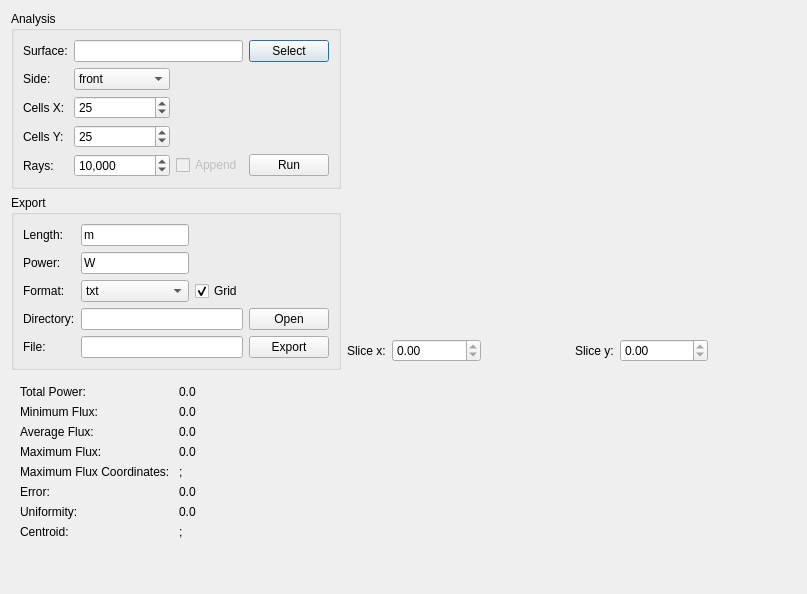
Before: the Qt Designer form source/application/run/FluxAnalysisDialog.ui in CST-Modelling-Tools/TonatiuhPP, drawn with Qt 5.
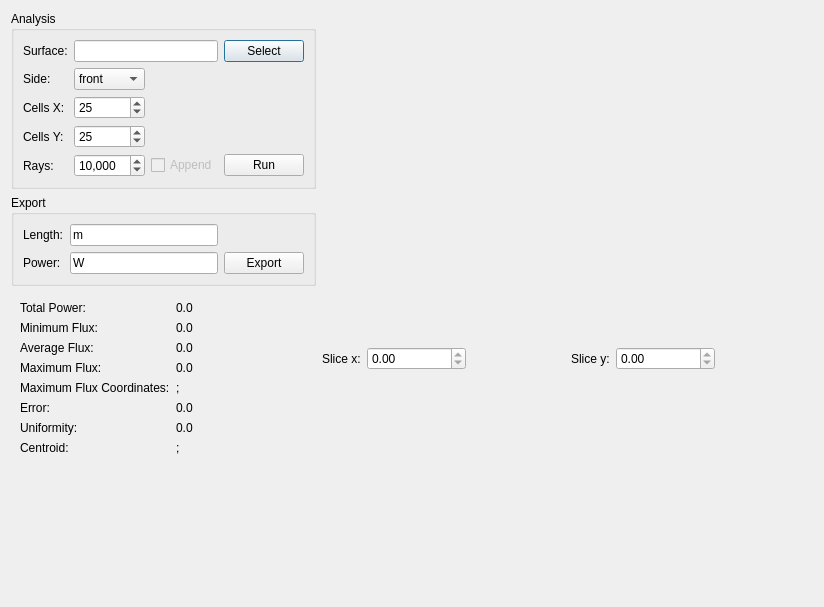
After: the same form once the commit is applied. Custom widgets are drawn as their Qt base class.

Commit message: Copy node fixed FluxAnalysisDialog simplified

Diff of the .ui file:
```diff
--- a/source/application/run/FluxAnalysisDialog.ui
+++ b/source/application/run/FluxAnalysisDialog.ui
@@ -6,8 +6,8 @@
    <rect>
     <x>0</x>
     <y>0</y>
-    <width>807</width>
-    <height>594</height>
+    <width>824</width>
+    <height>607</height>
    </rect>
   </property>
   <property name="windowTitle">
@@ -34,7 +34,7 @@
         <property name="title">
          <string>Analysis</string>
         </property>
-        <layout class="QGridLayout" name="gridLayout" columnstretch="0,1,0,0">
+        <layout class="QGridLayout" name="gridLayout">
          <item row="2" column="0">
           <widget class="QLabel" name="surfaceXLabel">
            <property name="text">
@@ -49,20 +49,6 @@
            </property>
           </widget>
          </item>
-         <item row="1" column="1">
-          <widget class="QComboBox" name="surfaceSideCombo">
-           <item>
-            <property name="text">
-             <string>front</string>
-            </property>
-           </item>
-           <item>
-            <property name="text">
-             <string>back</string>
-            </property>
-           </item>
-          </widget>
-         </item>
          <item row="4" column="2">
           <widget class="QCheckBox" name="raysAppendCheck">
            <property name="enabled">
@@ -83,13 +69,6 @@
            </property>
           </widget>
          </item>
-         <item row="4" column="3">
-          <widget class="QPushButton" name="raysButton">
-           <property name="text">
-            <string>Run</string>
-           </property>
-          </widget>
-         </item>
          <item row="0" column="0">
           <widget class="QLabel" name="surfaceLabel">
            <property name="text">
@@ -112,9 +91,32 @@
           </widget>
          </item>
          <item row="0" column="1" colspan="2">
-          <widget class="QLineEdit" name="surfaceEdit">
-           <property name="text">
-            <string/>
+          <widget class="QLineEdit" name="surfaceEdit"/>
+         </item>
+         <item row="1" column="1">
+          <widget class="QComboBox" name="surfaceSideCombo">
+           <item>
+            <property name="text">
+             <string>front</string>
+            </property>
+           </item>
+           <item>
+            <property name="text">
+             <string>back</string>
+            </property>
+           </item>
+          </widget>
+         </item>
+         <item row="2" column="1">
+          <widget class="QSpinBox" name="surfaceXSpin">
+           <property name="minimum">
+            <number>2</number>
+           </property>
+           <property name="maximum">
+            <number>10000</number>
+           </property>
+           <property name="value">
+            <number>25</number>
            </property>
           </widget>
          </item>
@@ -131,16 +133,10 @@
            </property>
           </widget>
          </item>
-         <item row="2" column="1">
-          <widget class="QSpinBox" name="surfaceXSpin">
-           <property name="minimum">
-            <number>2</number>
-           </property>
-           <property name="maximum">
-            <number>10000</number>
-           </property>
-           <property name="value">
-            <number>25</number>
+         <item row="4" column="3">
+          <widget class="QPushButton" name="raysButton">
+           <property name="text">
+            <string>Run</string>
            </property>
           </widget>
          </item>
@@ -165,41 +161,18 @@
         <property name="title">
          <string>Export</string>
         </property>
-        <layout class="QGridLayout" name="gridLayout_8" columnstretch="0,1,0,0">
-         <item row="2" column="0">
-          <widget class="QLabel" name="exportFormatLabel">
+        <layout class="QGridLayout" name="gridLayout_8" columnstretch="0,0,0">
+         <item row="0" column="0">
+          <widget class="QLabel" name="exportLengthLabel">
            <property name="text">
-            <string>Format:</string>
+            <string>Length:</string>
            </property>
           </widget>
          </item>
-         <item row="3" column="1" colspan="2">
-          <widget class="QLineEdit" name="exportDirEdit"/>
-         </item>
-         <item row="3" column="3">
-          <widget class="QPushButton" name="exportFileButton">
-           <property name="focusPolicy">
-            <enum>Qt::NoFocus</enum>
-           </property>
+         <item row="1" column="0">
+          <widget class="QLabel" name="exportPowerLabel">
            <property name="text">
-            <string>Open</string>
-           </property>
-          </widget>
-         </item>
-         <item row="1" column="1">
-          <widget class="QLineEdit" name="exportPowerEdit">
-           <property name="text">
-            <string>W</string>
-           </property>
-          </widget>
-         </item>
-         <item row="2" column="2">
-          <widget class="QCheckBox" name="exportGridCheck">
-           <property name="text">
-            <string>Grid</string>
-           </property>
-           <property name="checked">
-            <bool>true</bool>
+            <string>Power:</string>
            </property>
           </widget>
          </item>
@@ -210,66 +183,20 @@
            </property>
           </widget>
          </item>
-         <item row="3" column="0">
-          <widget class="QLabel" name="exportDirLabel">
+         <item row="1" column="1">
+          <widget class="QLineEdit" name="exportPowerEdit">
            <property name="text">
-            <string>Directory:</string>
+            <string>W</string>
            </property>
           </widget>
          </item>
-         <item row="2" column="1">
-          <widget class="QComboBox" name="exportFormatCombo">
-           <item>
-            <property name="text">
-             <string>txt</string>
-            </property>
-           </item>
-           <item>
-            <property name="text">
-             <string>png</string>
-            </property>
-           </item>
-           <item>
-            <property name="text">
-             <string>jpg</string>
-            </property>
-           </item>
-          </widget>
-         </item>
-         <item row="1" column="0">
-          <widget class="QLabel" name="exportPowerLabel">
-           <property name="text">
-            <string>Power:</string>
-           </property>
-          </widget>
-         </item>
-         <item row="4" column="0">
-          <widget class="QLabel" name="exportFileLabel">
-           <property name="text">
-            <string>File:</string>
-           </property>
-          </widget>
-         </item>
-         <item row="4" column="3">
-          <widget class="QPushButton" name="exportButton">
-           <property name="focusPolicy">
-            <enum>Qt::NoFocus</enum>
-           </property>
+         <item row="1" column="2">
+          <widget class="QPushButton" name="pushButton">
            <property name="text">
             <string>Export</string>
            </property>
           </widget>
          </item>
-         <item row="4" column="1" colspan="2">
-          <widget class="QLineEdit" name="exportFileEdit"/>
-         </item>
-         <item row="0" column="0">
-          <widget class="QLabel" name="exportLengthLabel">
-           <property name="text">
-            <string>Length:</string>
-           </property>
-          </widget>
-         </item>
         </layout>
        </widget>
       </item>
```
Left out of the diff: 3 changed lines with no effect on the pictures. The commit also changes 11 other files.
